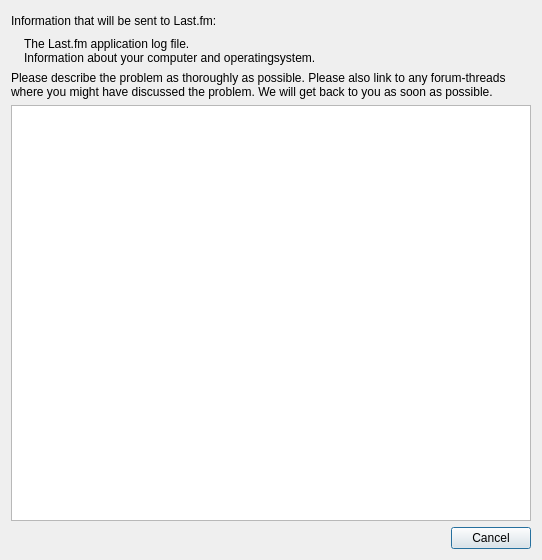
The window that app/client/widgets/SendLogsDialog.ui (dougma/lastfm-desktop) describes before a commit, drawn with Qt 5.
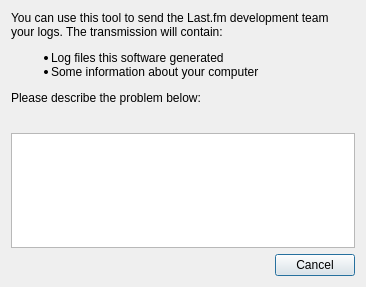
The same window after the commit.

Commit message: * ScrobblePoint class to prevent ever getting a value for a scrobble point outside of the fixed bounds 31-240 * Added MetaInfoView menu entry rather than showing it always * Clean up SendLogsDialog GUI * Clean up

```diff
--- a/app/client/widgets/SendLogsDialog.ui
+++ b/app/client/widgets/SendLogsDialog.ui
@@ -5,36 +5,27 @@
    <rect>
     <x>0</x>
     <y>0</y>
-    <width>542</width>
-    <height>560</height>
+    <width>366</width>
+    <height>287</height>
    </rect>
   </property>
   <property name="windowTitle" >
    <string>Send Logs</string>
   </property>
-  <layout class="QVBoxLayout" name="verticalLayout_2" >
-   <item>
-    <layout class="QHBoxLayout" name="horizontalLayout_2" >
+  <layout class="QVBoxLayout" name="verticalLayout" >
      <item>
       <widget class="QLabel" name="infoHeader" >
        <property name="text" >
-        <string>Information that will be sent to Last.fm:</string>
+      <string>You can use this tool to send the Last.fm development team your logs. The transmission will contain:&lt;ul>&lt;li>Log files this software generated&lt;li>Some information about your computer&lt;/ul>&lt;p>Please describe the problem below:</string>
+     </property>
+     <property name="textFormat" >
+      <enum>Qt::RichText</enum>
+     </property>
+     <property name="wordWrap" >
+      <bool>true</bool>
        </property>
       </widget>
      </item>
-     <item>
-      <spacer name="horizontalSpacer_2" >
-       <property name="orientation" >
-        <enum>Qt::Horizontal</enum>
-       </property>
-       <property name="sizeHint" stdset="0" >
-        <size>
-         <width>198</width>
-         <height>20</height>
-        </size>
-       </property>
-      </spacer>
-     </item>
      <item>
       <widget class="QLabel" name="spinner" >
        <property name="sizePolicy" >
@@ -51,65 +42,6 @@
        </property>
        <property name="text" >
         <string/>
-       </property>
-      </widget>
-     </item>
-    </layout>
-   </item>
-   <item>
-    <layout class="QHBoxLayout" name="horizontalLayout" >
-     <property name="spacing" >
-      <number>0</number>
-     </property>
-     <item>
-      <spacer name="horizontalSpacer" >
-       <property name="orientation" >
-        <enum>Qt::Horizontal</enum>
-       </property>
-       <property name="sizeType" >
-        <enum>QSizePolicy::Fixed</enum>
-       </property>
-       <property name="sizeHint" stdset="0" >
-        <size>
-         <width>13</width>
-         <height>20</height>
-        </size>
-       </property>
-      </spacer>
-     </item>
-     <item>
-      <layout class="QVBoxLayout" name="verticalLayout" >
-       <property name="spacing" >
-        <number>0</number>
-       </property>
-       <item>
-        <widget class="QLabel" name="infoLabel1" >
-         <property name="text" >
-          <string>The Last.fm application log file.</string>
-         </property>
-        </widget>
-       </item>
-       <item>
-        <widget class="QLabel" name="infoLabel2" >
-         <property name="text" >
-          <string>Information about your computer and operatingsystem.</string>
-         </property>
-         <property name="wordWrap" >
-          <bool>true</bool>
-         </property>
-        </widget>
-       </item>
-      </layout>
-     </item>
-    </layout>
-   </item>
-   <item>
-    <widget class="QLabel" name="moreInfoHeader" >
-     <property name="text" >
-      <string>Please describe the problem as thoroughly as possible. Please also link to any forum-threads where you might have discussed the problem. We will get back to you as soon as possible.</string>
-     </property>
-     <property name="wordWrap" >
-      <bool>true</bool>
      </property>
     </widget>
    </item>
```
Lines whose indentation alone changed are shown as unchanged. The commit also changes 14 other files.
